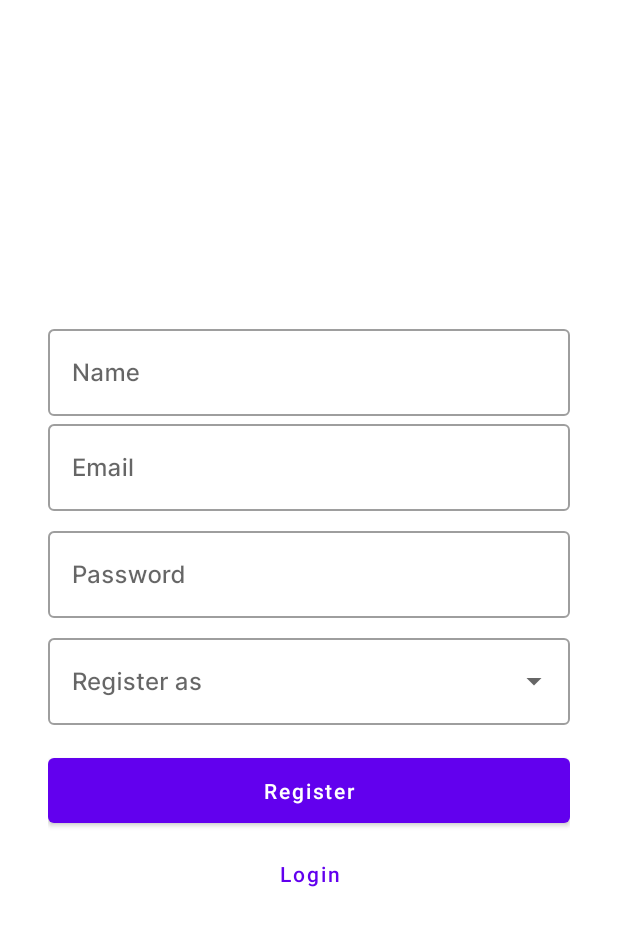
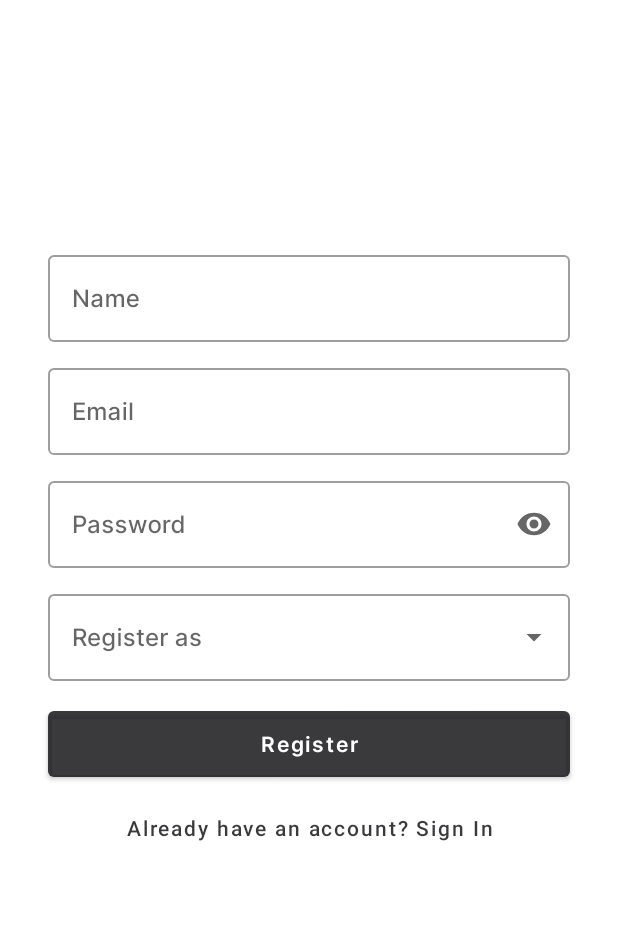
Before and after one commit to hafizhMo/Cuan-Aku, an Android app: the RegisterFragment screen opened through its navigation route, on a phone screen of 412 x 824 dp. Shown: the top 926 px of the screen. Run offline under Robolectric (Android 15) with nearby library versions, the phone set to English and light mode, and no system bars.

```diff
--- a/app/src/main/java/com/hafizhmo/cuanaku/model/Auth.kt
+++ b/app/src/main/java/com/hafizhmo/cuanaku/model/Auth.kt
@@ -11,5 +11,6 @@ data class Auth(
         val name: String,
         val email: String,
         val role: String,
+        val profile_photo_url: String
     )
 }
--- a/app/src/main/java/com/hafizhmo/cuanaku/ui/BaseView.kt
+++ /dev/null
@@ -1,8 +0,0 @@
-package com.hafizhmo.cuanaku.ui
-
-interface BaseView {
-
-    fun showLoading()
-
-    fun hideLoading()
-}
--- a/app/src/main/java/com/hafizhmo/cuanaku/ui/fragments/dashboard/DashboardPresenter.kt
+++ b/app/src/main/java/com/hafizhmo/cuanaku/ui/fragments/dashboard/DashboardPresenter.kt
@@ -8,8 +8,8 @@ import retrofit2.Response
 
 class DashboardPresenter(val dashboardView: DashboardView) {
 
-    fun getLatestBudget(id: Int){
-        val call = ApiClient.apiService.getLatestBudget(id)
+    fun getLatestBudget(id: Int, token: String){
+        val call = ApiClient.apiService.getLatestBudget(id, "Bearer $token")
 
         call.enqueue(object : Callback<Budgeting>{
             override fun onResponse(call: Call<Budgeting>, response: Response<Budgeting>) {
--- a/app/src/main/java/com/hafizhmo/cuanaku/ui/fragments/login/LoginPresenter.kt
+++ b/app/src/main/java/com/hafizhmo/cuanaku/ui/fragments/login/LoginPresenter.kt
@@ -1,6 +1,7 @@
 package com.hafizhmo.cuanaku.ui.fragments.login
 
 import android.util.Log
+import android.widget.Toast
 import com.hafizhmo.cuanaku.model.Auth
 import com.hafizhmo.cuanaku.utils.ApiClient
 import retrofit2.Call
@@ -26,7 +27,7 @@ class LoginPresenter(val loginView: LoginView) {
             }
 
             override fun onFailure(call: Call<Auth>, t: Throwable) {
-                loginView.onFailed(t.toString())
+                loginView.onFailed("Incorrect email or password!")
             }
         })
     }
--- a/app/src/main/java/com/hafizhmo/cuanaku/ui/fragments/register/RegisterPresenter.kt
+++ b/app/src/main/java/com/hafizhmo/cuanaku/ui/fragments/register/RegisterPresenter.kt
@@ -20,11 +20,11 @@ class RegisterPresenter(val registerView: RegisterView) {
                     return
                 }
 
-                registerView.onSuccess(result.user, response.message())
+                registerView.onSuccess(result.user, result.token, response.message())
             }
 
             override fun onFailure(call: Call<Auth>, t: Throwable) {
-                registerView.onFailed(t.toString())
+                registerView.onFailed("Email is already exists!")
             }
         })
     }
--- a/app/src/main/java/com/hafizhmo/cuanaku/ui/fragments/register/RegisterView.kt
+++ b/app/src/main/java/com/hafizhmo/cuanaku/ui/fragments/register/RegisterView.kt
@@ -4,7 +4,7 @@ import com.hafizhmo.cuanaku.model.Auth
 
 interface RegisterView {
 
-    fun onSuccess(user: Auth.User, message: String)
+    fun onSuccess(user: Auth.User, token: String, message: String)
 
     fun onFailed(message: String)
 
--- a/app/src/main/java/com/hafizhmo/cuanaku/utils/ApiService.kt
+++ b/app/src/main/java/com/hafizhmo/cuanaku/utils/ApiService.kt
@@ -33,7 +33,8 @@ interface ApiService {
 
     @GET("budgeting/user/{id}/latest")
     fun getLatestBudget(
-        @Path("id") id: Int
+        @Path("id") id: Int,
+        @Header("Authorization") token: String
     ): Call<Budgeting>
 
     @GET("budgeting/user/{id}")
--- a/app/src/main/res/layout/fragment_register.xml
+++ b/app/src/main/res/layout/fragment_register.xml
@@ -1,90 +1,131 @@
 <?xml version="1.0" encoding="utf-8"?>
-<LinearLayout xmlns:android="http://schemas.android.com/apk/res/android"
+<androidx.constraintlayout.widget.ConstraintLayout xmlns:android="http://schemas.android.com/apk/res/android"
+    xmlns:app="http://schemas.android.com/apk/res-auto"
     xmlns:tools="http://schemas.android.com/tools"
     android:layout_width="match_parent"
-    android:layout_height="wrap_content"
-    xmlns:app="http://schemas.android.com/apk/res-auto"
-    android:layout_gravity="center_vertical"
-    android:layout_marginHorizontal="32dp"
-    android:orientation="vertical"
+    android:layout_height="match_parent"
     tools:context=".ui.fragments.register.RegisterFragment">
 
+    <com.google.android.material.progressindicator.LinearProgressIndicator
+        android:id="@+id/load_progress"
+        android:layout_width="0dp"
+        android:layout_height="wrap_content"
+        android:visibility="invisible"
+        android:indeterminate="true"
+        app:layout_constraintEnd_toEndOf="parent"
+        app:layout_constraintStart_toStartOf="parent"
+        app:layout_constraintTop_toTopOf="parent" />
+
+    <androidx.constraintlayout.widget.Guideline
+        android:id="@+id/begin_guideline"
+        android:layout_width="0dp"
+        android:layout_height="0dp"
+        android:orientation="horizontal"
+        app:layout_constraintGuide_percent="0.2" />
+
     <com.google.android.material.textfield.TextInputLayout
+        android:id="@+id/name_layout"
         style="@style/Widget.MaterialComponents.TextInputLayout.OutlinedBox"
         android:layout_width="match_parent"
         android:layout_height="wrap_content"
-        android:hint="@string/hint_name">
+        android:layout_marginHorizontal="32dp"
+        android:fontFamily="@font/inter_semibold"
+        android:hint="@string/hint_name"
+        app:layout_constraintTop_toBottomOf="@id/begin_guideline">
 
         <com.google.android.material.textfield.TextInputEditText
+            android:id="@+id/name_input"
             android:layout_width="match_parent"
-            android:id="@+id/name_input"
+            android:layout_height="wrap_content"
+            android:fontFamily="@font/inter_medium"
+            android:inputType="text" />
+    </com.google.android.material.textfield.TextInputLayout>
+
+    <com.google.android.material.textfield.TextInputLayout
+        android:id="@+id/email_layout"
+        style="@style/Widget.MaterialComponents.TextInputLayout.OutlinedBox"
+        android:layout_width="0dp"
+        android:layout_height="wrap_content"
+        android:layout_marginTop="12dp"
+        android:fontFamily="@font/inter_semibold"
+        android:hint="@string/hint_email"
+        app:layout_constraintEnd_toEndOf="@id/name_layout"
+        app:layout_constraintStart_toStartOf="@id/name_layout"
+        app:layout_constraintTop_toBottomOf="@id/name_layout">
+
+        <com.google.android.material.textfield.TextInputEditText
+            android:id="@+id/email_input"
+            android:layout_width="match_parent"
             android:layout_height="wrap_content"
             android:fontFamily="@font/inter_medium"
             android:inputType="textEmailAddress" />
     </com.google.android.material.textfield.TextInputLayout>
 
     <com.google.android.material.textfield.TextInputLayout
+        android:id="@+id/password_layout"
         style="@style/Widget.MaterialComponents.TextInputLayout.OutlinedBox"
-        android:layout_width="match_parent"
+        android:layout_width="0dp"
         android:layout_height="wrap_content"
-        android:hint="@string/hint_email">
+        android:layout_marginTop="12dp"
+        android:fontFamily="@font/inter_semibold"
+        android:hint="@string/hint_password"
+        app:endIconMode="password_toggle"
+        app:layout_constraintEnd_toEndOf="@id/name_layout"
+        app:layout_constraintStart_toStartOf="@id/name_layout"
+        app:layout_constraintTop_toBottomOf="@id/email_layout">
 
         <com.google.android.material.textfield.TextInputEditText
+            android:id="@+id/password_input"
             android:layout_width="match_parent"
             android:layout_height="wrap_content"
-            android:id="@+id/email_input"
             android:fontFamily="@font/inter_medium"
-            android:inputType="textEmailAddress" />
+            android:inputType="textPassword" />
     </com.google.android.material.textfield.TextInputLayout>
 
     <com.google.android.material.textfield.TextInputLayout
-        style="@style/Widget.MaterialComponents.TextInputLayout.OutlinedBox"
-        android:layout_width="match_parent"
+        android:id="@+id/role_layout"
+        style="@style/Widget.MaterialComponents.TextInputLayout.OutlinedBox.ExposedDropdownMenu"
+        android:layout_width="0dp"
         android:layout_height="wrap_content"
-        android:layout_marginTop="8dp"
-        android:hint="@string/hint_password">
+        android:layout_marginTop="12dp"
+        android:hint="@string/role_hint"
+        app:endIconMode="dropdown_menu"
+        app:layout_constraintEnd_toEndOf="@id/name_layout"
+        app:layout_constraintStart_toStartOf="@id/name_layout"
+        app:layout_constraintTop_toBottomOf="@id/password_layout">
 
-        <com.google.android.material.textfield.TextInputEditText
+        <com.google.android.material.textfield.MaterialAutoCompleteTextView
+            android:id="@+id/role_input"
             android:layout_width="match_parent"
-            android:id="@+id/password_input"
             android:layout_height="wrap_content"
             android:fontFamily="@font/inter_medium"
-            android:inputType="textEmailAddress" />
-    </com.google.android.material.textfield.TextInputLayout>
-
-    <com.google.android.material.textfield.TextInputLayout
-        style="@style/Widget.MaterialComponents.TextInputLayout.OutlinedBox.ExposedDropdownMenu"
-        android:layout_width="match_parent"
-        android:layout_height="wrap_content"
-        android:layout_marginTop="8dp"
-        app:endIconMode="dropdown_menu"
-        android:hint="@string/role_hint">
-
-        <com.google.android.material.textfield.MaterialAutoCompleteTextView
-            android:layout_width="match_parent"
-            android:layout_height="wrap_content"
-            android:id="@+id/role_input"
-            android:inputType="none"
-            android:fontFamily="@font/inter_medium" />
+            android:inputType="none" />
     </com.google.android.material.textfield.TextInputLayout>
 
     <com.google.android.material.button.MaterialButton
+        android:id="@+id/register_button"
         style="@style/Widget.MaterialComponents.Button"
-        android:layout_width="match_parent"
+        android:layout_width="0dp"
         android:layout_height="wrap_content"
-        android:layout_marginTop="16dp"
-        android:id="@+id/register_button"
+        android:layout_marginTop="14dp"
         android:padding="12dp"
-        android:text="@string/text_register"
+        android:text="@string/register_label"
+        app:layout_constraintStart_toStartOf="@id/name_layout"
+        app:layout_constraintEnd_toEndOf="@id/name_layout"
+        app:layout_constraintTop_toBottomOf="@id/role_layout"
+        android:fontFamily="@font/inter_semibold"
         android:textAllCaps="false" />
 
     <com.google.android.material.button.MaterialButton
+        android:id="@+id/login_button"
         style="@style/Widget.MaterialComponents.Button.TextButton"
-        android:layout_width="match_parent"
+        android:layout_width="0dp"
         android:layout_height="wrap_content"
         android:padding="12dp"
-        android:text="@string/text_login"
-        android:id="@+id/login_button"
+        android:text="@string/login_button_on_register_layout_label"
+        app:layout_constraintStart_toStartOf="@id/name_layout"
+        app:layout_constraintEnd_toEndOf="@id/name_layout"
+        app:layout_constraintTop_toBottomOf="@id/register_button"
         android:textAllCaps="false" />
 
-</LinearLayout>
+</androidx.constraintlayout.widget.ConstraintLayout>
--- a/app/src/main/res/values/colors.xml
+++ b/app/src/main/res/values/colors.xml
@@ -1,17 +1,10 @@
 <?xml version="1.0" encoding="utf-8"?>
 <resources>
-<!--    <color name="purple_200">#CCFFFFFF</color>-->
-<!--    <color name="purple_500">#80FFFFFF</color>-->
-<!--    <color name="purple_700">#4DFFFFFF</color>-->
-<!--    <color name="teal_200">#18181B</color>-->
-<!--    <color name="teal_700">#A1A1AA</color>-->
-<!--    <color name="black">#FFF</color>-->
-<!--    <color name="white">#FFFFFFFF</color>-->
-    <color name="purple_200">#FFBB86FC</color>
-    <color name="purple_500">#FF6200EE</color>
-    <color name="purple_700">#FF3700B3</color>
-    <color name="teal_200">#FF03DAC5</color>
-    <color name="teal_700">#FF018786</color>
+    <color name="purple_200">#BF18181B</color>
+    <color name="purple_500">#D918181B</color>
+    <color name="purple_700">#18181B</color>
+    <color name="teal_200">#b794f6</color>
+    <color name="teal_700">#3d00e0</color>
     <color name="black">#FF000000</color>
     <color name="white">#FFFFFFFF</color>
 
--- a/app/src/main/res/values/strings.xml
+++ b/app/src/main/res/values/strings.xml
@@ -14,5 +14,9 @@
     <string name="text_sumbit">Sumbit</string>
     <string name="text_delete">delete</string>
     <string name="role_hint">Register as</string>
+    <string name="login_button_label">Sign In</string>
+    <string name="register_button_on_login_layout_label">Don\'t have any Account? Register</string>
+    <string name="register_label">Register</string>
+    <string name="login_button_on_register_layout_label">Already have an account? Sign In</string>
 
 </resources>
```
Also changed, not shown: app/src/main/java/com/hafizhmo/cuanaku/ui/fragments/dashboard/DashboardFragment.kt (+21 -1 lines), app/src/main/java/com/hafizhmo/cuanaku/ui/fragments/login/LoginFragment.kt (+26 -24 lines), app/src/main/java/com/hafizhmo/cuanaku/ui/fragments/register/RegisterFragment.kt (+29 -29 lines), app/src/main/java/com/hafizhmo/cuanaku/utils/SharedPref.kt (+10 -12 lines), app/src/main/res/layout/fragment_dashboard.xml (+7 -7 lines), app/src/main/res/layout/fragment_login.xml (+47 -17 lines).
